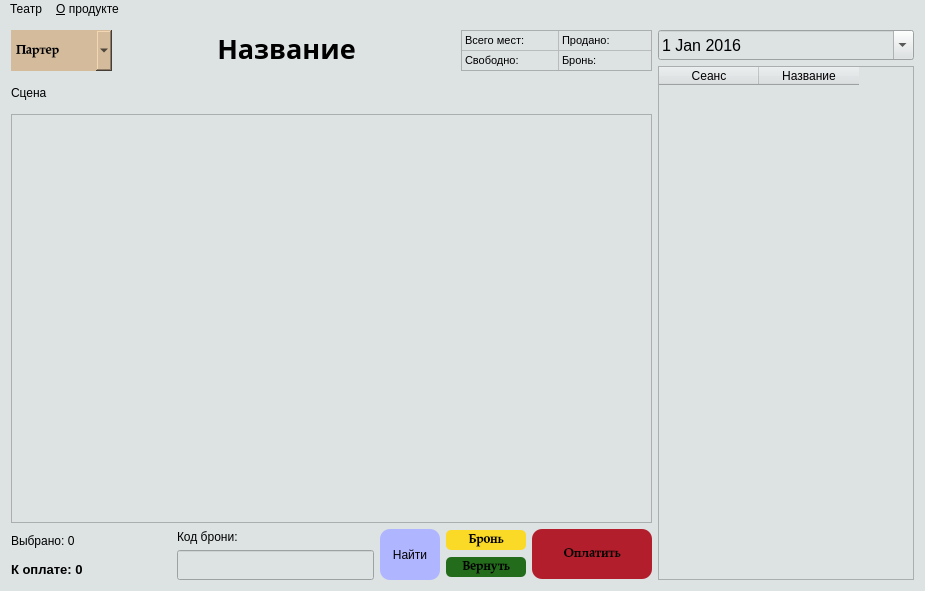
sashaserg/Cursovaya, file VTeatre/mainwindow.ui: the form before one commit.
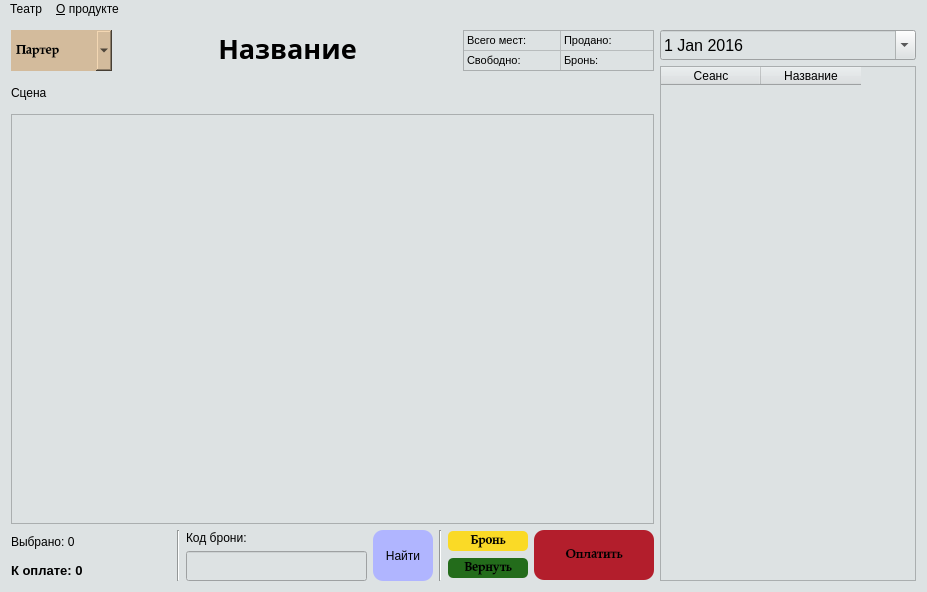
The form after the commit. Icons and pictures are not drawn.

Commit message: Added vertical line in main and fix resize in About

Diff of the .ui file:
```diff
--- a/VTeatre/mainwindow.ui
+++ b/VTeatre/mainwindow.ui
@@ -6,8 +6,8 @@
    <rect>
     <x>0</x>
     <y>0</y>
-    <width>925</width>
-    <height>591</height>
+    <width>927</width>
+    <height>592</height>
    </rect>
   </property>
   <property name="acceptDrops">
@@ -350,6 +350,13 @@
             </item>
            </layout>
           </item>
+          <item>
+           <widget class="Line" name="line_2">
+            <property name="orientation">
+             <enum>Qt::Vertical</enum>
+            </property>
+           </widget>
+          </item>
           <item>
            <layout class="QVBoxLayout" name="verticalLayout_4">
             <item>
@@ -414,6 +421,13 @@
           </item>
           <item>
            <layout class="QHBoxLayout" name="horizontalLayout">
+            <item>
+             <widget class="Line" name="line">
+              <property name="orientation">
+               <enum>Qt::Vertical</enum>
+              </property>
+             </widget>
+            </item>
             <item>
              <layout class="QVBoxLayout" name="verticalLayout">
               <item>
@@ -600,7 +614,7 @@
     <rect>
      <x>0</x>
      <y>0</y>
-     <width>925</width>
+     <width>927</width>
      <height>21</height>
     </rect>
    </property>
```
Left out of the diff: 6 changed lines with no effect on the pictures. The commit also changes 10 other files.
